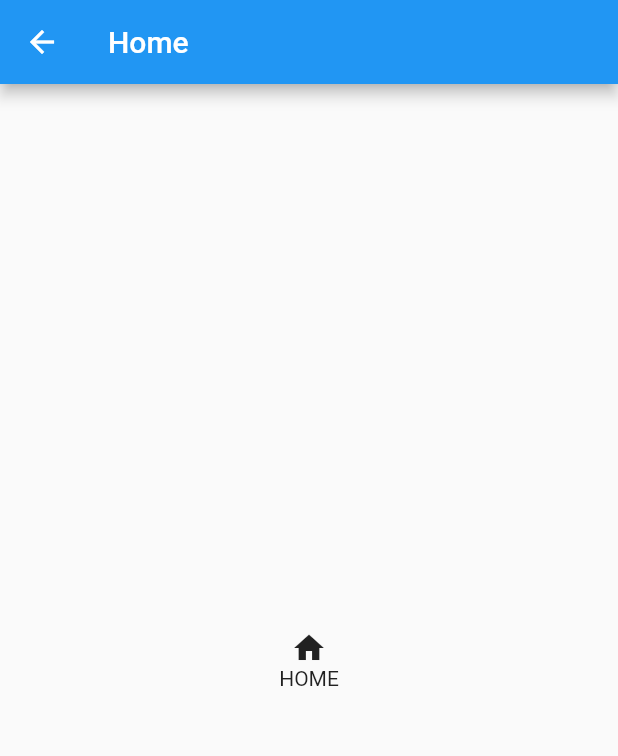
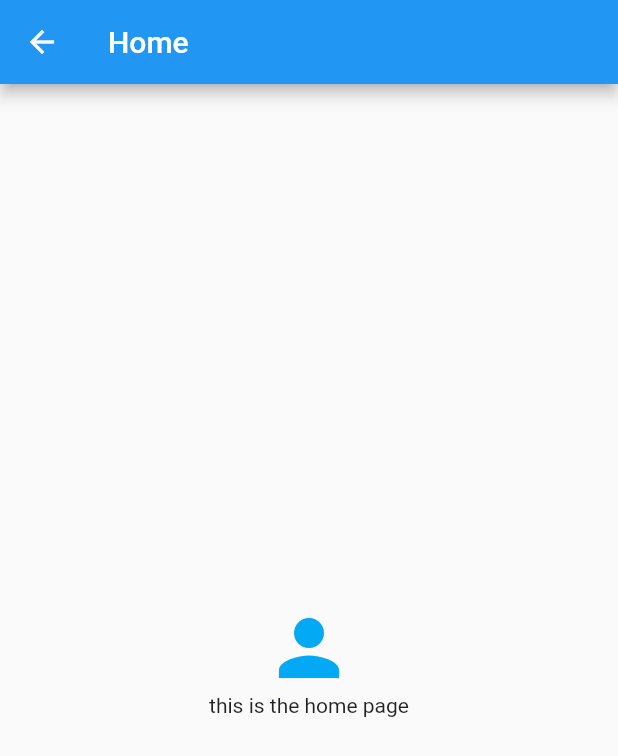
Before and after one commit to Amjadyabroudi128/ListView-scrollable, a Flutter app: the Home screen opened directly, on a phone screen of 412 x 824 dp. Shown: the top 756 px of the screen. Run offline on Flutter 3.47's test engine with Material 2 defaults, Android fonts, the phone set to English and light mode, and no system bars.

Commit message:
edit layout

```diff
--- a/lib/Home.dart
+++ b/lib/Home.dart
@@ -15,8 +15,8 @@ class Home extends StatelessWidget {
         child: Column(
           mainAxisAlignment: MainAxisAlignment.center,
           children: [
-            Icon(Icons.home),
-            Text("HOME")
+            Icon(Icons.person, size: 60, color: Colors.lightBlue,),
+            Text("this is the home page")
           ],
         ),
       ),
```
